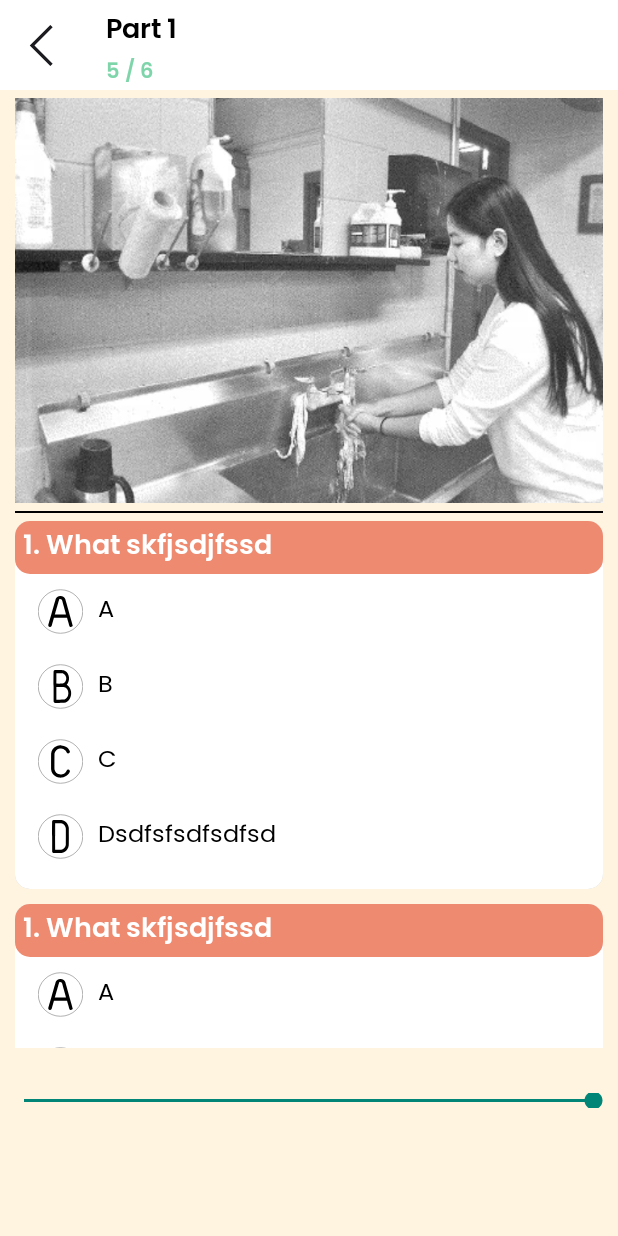
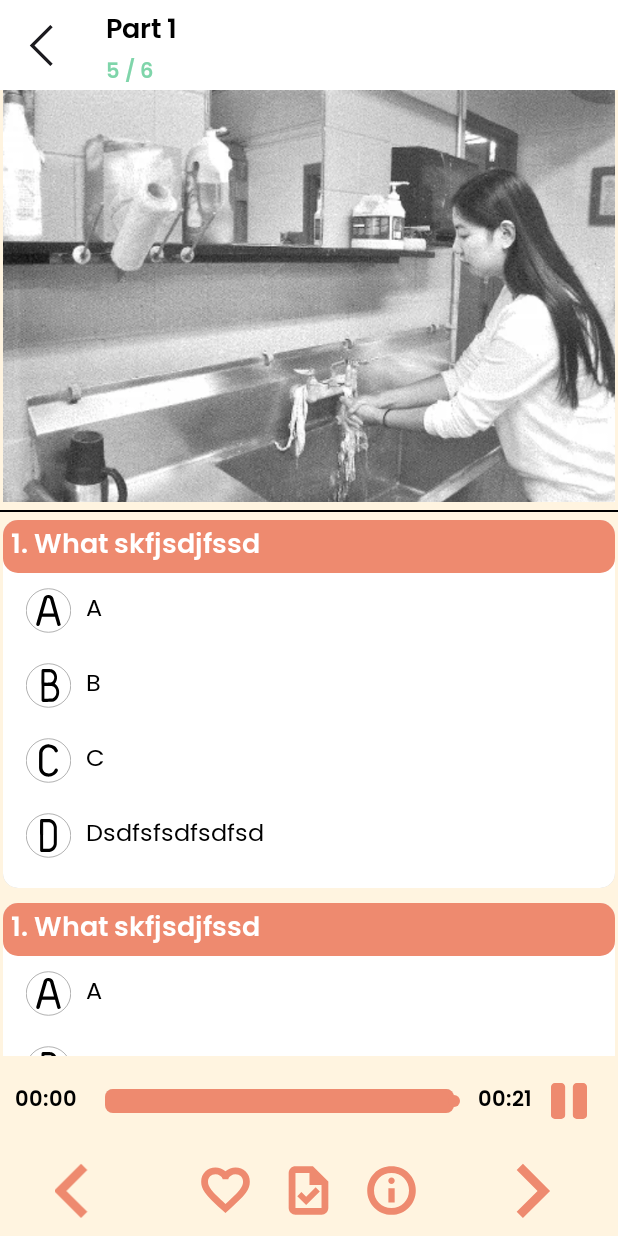
Before and after one commit to khoa083/toeicKblack, an Android app: the PartsTestFragment screen opened through its navigation route, on a phone screen of 412 x 824 dp. Run offline under Robolectric (Android 15) with nearby library versions, the phone set to English and light mode, and no system bars; our stand-ins replace Dagger/Hilt's generated code, data binding; 1 statement that could not run was skipped.

Commit message:
update xml part test

```diff
--- /dev/null
+++ b/app/src/main/res/drawable/bg_orange_shadow.xml
@@ -0,0 +1,13 @@
+<?xml version="1.0" encoding="utf-8"?>
+<layer-list xmlns:android="http://schemas.android.com/apk/res/android">
+    <item>
+        <shape>
+            <solid android:color="#CCCCCC" />
+        </shape>
+    </item>
+    <item android:top="0.6dp">
+        <shape>
+            <solid android:color="#FFF4E0" />
+        </shape>
+    </item>
+</layer-list>
--- /dev/null
+++ b/app/src/main/res/drawable/border_shadow.xml
@@ -0,0 +1,17 @@
+<?xml version="1.0" encoding="utf-8"?>
+<layer-list xmlns:android="http://schemas.android.com/apk/res/android">
+    <item>
+        <shape>
+            <corners
+                android:radius="5dp" />
+            <gradient
+                android:angle="270"
+                android:startColor="#33000000"
+                android:centerColor="#11000000"
+                android:endColor="#11000000"
+                android:centerY="0.2"
+                android:type="linear"
+                />
+        </shape>
+    </item>
+</layer-list>
--- /dev/null
+++ b/app/src/main/res/drawable/button_pause.xml
@@ -0,0 +1,14 @@
+<vector xmlns:android="http://schemas.android.com/apk/res/android"
+    android:width="24dp"
+    android:height="24dp"
+    android:viewportWidth="14"
+    android:viewportHeight="14">
+  <group>
+    <clip-path
+        android:pathData="M0,0h14v14h-14z"/>
+    <path
+        android:pathData="M0,1.5C0,1.102 0.158,0.721 0.439,0.439C0.721,0.158 1.102,0 1.5,0L4,0C4.398,0 4.779,0.158 5.061,0.439C5.342,0.721 5.5,1.102 5.5,1.5V12.5C5.5,12.898 5.342,13.279 5.061,13.561C4.779,13.842 4.398,14 4,14H1.5C1.102,14 0.721,13.842 0.439,13.561C0.158,13.279 0,12.898 0,12.5L0,1.5ZM10,0C9.602,0 9.221,0.158 8.939,0.439C8.658,0.721 8.5,1.102 8.5,1.5V12.5C8.5,12.898 8.658,13.279 8.939,13.561C9.221,13.842 9.602,14 10,14H12.5C12.898,14 13.279,13.842 13.561,13.561C13.842,13.279 14,12.898 14,12.5V1.5C14,1.102 13.842,0.721 13.561,0.439C13.279,0.158 12.898,0 12.5,0L10,0Z"
+        android:fillColor="#EE8A6F"
+        android:fillType="evenOdd"/>
+  </group>
+</vector>
--- /dev/null
+++ b/app/src/main/res/drawable/button_play.xml
@@ -0,0 +1,14 @@
+<vector xmlns:android="http://schemas.android.com/apk/res/android"
+    android:width="24dp"
+    android:height="24dp"
+    android:viewportWidth="14"
+    android:viewportHeight="14">
+  <group>
+    <clip-path
+        android:pathData="M0,0h14v14h-14z"/>
+    <path
+        android:pathData="M2.676,0.02C2.38,0.02 2.09,0.095 1.831,0.238C1.566,0.373 1.342,0.578 1.185,0.83C1.027,1.083 0.941,1.373 0.936,1.671V12.34V12.348C0.941,12.646 1.027,12.936 1.185,13.189C1.342,13.441 1.566,13.646 1.831,13.781C2.094,13.927 2.391,14.003 2.692,14C2.993,13.997 3.289,13.916 3.549,13.765L12.179,8.427C12.445,8.293 12.669,8.087 12.825,7.833C12.982,7.579 13.065,7.287 13.064,6.989C13.064,6.69 12.981,6.398 12.825,6.144C12.668,5.89 12.444,5.685 12.178,5.551L3.548,0.253C3.283,0.1 2.982,0.02 2.676,0.02Z"
+        android:fillColor="#EE8A6F"
+        android:fillType="evenOdd"/>
+  </group>
+</vector>
--- /dev/null
+++ b/app/src/main/res/drawable/custom_bg_func_audio_nexttab.xml
@@ -0,0 +1,7 @@
+<?xml version="1.0" encoding="utf-8"?>
+<ripple xmlns:android="http://schemas.android.com/apk/res/android"
+    android:color="#CCCCCC">
+    <item
+        android:id="@+id/mask"
+        android:drawable="@drawable/bg_orange_shadow" />
+</ripple>
--- /dev/null
+++ b/app/src/main/res/drawable/custom_checkbox.xml
@@ -0,0 +1,7 @@
+<?xml version="1.0" encoding="utf-8"?>
+<selector xmlns:android="http://schemas.android.com/apk/res/android">
+
+    <item android:drawable="@drawable/button_play" android:state_checked="true" />
+    <item android:drawable="@drawable/button_pause" android:state_checked="false" />
+
+</selector>
--- /dev/null
+++ b/app/src/main/res/drawable/custom_checkbox_favor.xml
@@ -0,0 +1,7 @@
+<?xml version="1.0" encoding="utf-8"?>
+<selector xmlns:android="http://schemas.android.com/apk/res/android">
+
+    <item android:drawable="@drawable/ic_favorite_fill" android:state_checked="true" />
+    <item android:drawable="@drawable/ic_favorite" android:state_checked="false" />
+
+</selector>
--- /dev/null
+++ b/app/src/main/res/drawable/custom_thumb.xml
@@ -0,0 +1,11 @@
+<?xml version="1.0" encoding="utf-8"?>
+<layer-list xmlns:android="http://schemas.android.com/apk/res/android">
+    <item>
+        <shape android:shape="oval">
+            <solid android:color="#EE8A6F"/>
+            <size
+                android:width="8dp"
+                android:height="8dp"/>
+        </shape>
+    </item>
+</layer-list>
--- /dev/null
+++ b/app/src/main/res/drawable/ic_arrow_back_ios.xml
@@ -0,0 +1,13 @@
+<vector xmlns:android="http://schemas.android.com/apk/res/android"
+    android:width="24dp"
+    android:height="24dp"
+    android:viewportWidth="24"
+    android:viewportHeight="24">
+  <group>
+    <clip-path
+        android:pathData="M0,0h24v24h-24z"/>
+    <path
+        android:pathData="M10.617,22.84L-0.248,11.989L10.617,1.124L13.114,3.635L4.76,11.989L13.114,20.344L10.617,22.84Z"
+        android:fillColor="#EE8A6F"/>
+  </group>
+</vector>
--- /dev/null
+++ b/app/src/main/res/drawable/ic_arrow_forward_ios.xml
@@ -0,0 +1,13 @@
+<vector xmlns:android="http://schemas.android.com/apk/res/android"
+    android:width="24dp"
+    android:height="24dp"
+    android:viewportWidth="24"
+    android:viewportHeight="24">
+  <group>
+    <clip-path
+        android:pathData="M0,0h24v24h-24z"/>
+    <path
+        android:pathData="M7.978,22.84L5.467,20.344L13.822,11.989L5.467,3.635L7.978,1.124L18.829,11.989L7.978,22.84Z"
+        android:fillColor="#EE8A6F"/>
+  </group>
+</vector>
--- /dev/null
+++ b/app/src/main/res/drawable/ic_check_task.xml
@@ -0,0 +1,13 @@
+<vector xmlns:android="http://schemas.android.com/apk/res/android"
+    android:width="24dp"
+    android:height="24dp"
+    android:viewportWidth="24"
+    android:viewportHeight="24">
+  <group>
+    <clip-path
+        android:pathData="M0,0h24v24h-24z"/>
+    <path
+        android:pathData="M10.95,18.578L17.108,12.421L15.247,10.546L10.95,14.842L8.789,12.682L6.914,14.557L10.95,18.578ZM6.098,22.998C5.256,22.998 4.533,22.699 3.93,22.102C3.326,21.505 3.024,20.779 3.024,19.924V4.076C3.024,3.221 3.326,2.495 3.93,1.898C4.533,1.301 5.256,1.002 6.098,1.002H13.997L20.976,7.942V19.924C20.976,20.779 20.674,21.505 20.07,22.102C19.467,22.699 18.744,22.998 17.902,22.998H6.098ZM12.442,9.522V4.076H6.098V19.924H17.902V9.522H12.442Z"
+        android:fillColor="#EE8A6F"/>
+  </group>
+</vector>
--- /dev/null
+++ b/app/src/main/res/drawable/ic_download_for_offline.xml
@@ -0,0 +1,13 @@
+<vector xmlns:android="http://schemas.android.com/apk/res/android"
+    android:width="24dp"
+    android:height="24dp"
+    android:viewportWidth="24"
+    android:viewportHeight="24">
+  <group>
+    <clip-path
+        android:pathData="M0,0h24v24h-24z"/>
+    <path
+        android:pathData="M6.741,17.188H17.259V14.764H6.741V17.188ZM12,14.295L16.33,9.964L14.636,8.27L13.201,9.69V5.648H10.777V9.654L9.364,8.27L7.67,9.964L12,14.295ZM12,22.998C10.478,22.998 9.046,22.712 7.703,22.139C6.361,21.567 5.195,20.785 4.205,19.795C3.215,18.805 2.433,17.639 1.861,16.297C1.288,14.955 1.002,13.522 1.002,12C1.002,10.474 1.289,9.04 1.862,7.698C2.436,6.357 3.219,5.19 4.213,4.198C5.206,3.205 6.372,2.424 7.711,1.855C9.05,1.287 10.48,1.002 12,1.002C13.526,1.002 14.96,1.287 16.302,1.855C17.643,2.424 18.81,3.204 19.803,4.197C20.796,5.19 21.576,6.357 22.145,7.699C22.714,9.041 22.998,10.475 22.998,12.002C22.998,13.529 22.713,14.96 22.145,16.295C21.576,17.63 20.795,18.794 19.802,19.787C18.81,20.781 17.643,21.564 16.302,22.138C14.96,22.711 13.527,22.998 12,22.998ZM11.997,19.924C14.218,19.924 16.094,19.159 17.626,17.629C19.158,16.099 19.924,14.224 19.924,12.003C19.924,9.782 19.159,7.906 17.629,6.374C16.099,4.842 14.224,4.076 12.003,4.076C9.782,4.076 7.906,4.841 6.374,6.371C4.842,7.901 4.076,9.776 4.076,11.997C4.076,14.218 4.841,16.094 6.371,17.626C7.901,19.158 9.776,19.924 11.997,19.924Z"
+        android:fillColor="#EE8A6F"/>
+  </group>
+</vector>
--- /dev/null
+++ b/app/src/main/res/drawable/ic_download_for_offline_done.xml
@@ -0,0 +1,13 @@
+<vector xmlns:android="http://schemas.android.com/apk/res/android"
+    android:width="24dp"
+    android:height="24dp"
+    android:viewportWidth="24"
+    android:viewportHeight="24">
+  <group>
+    <clip-path
+        android:pathData="M0,0h24v24h-24z"/>
+    <path
+        android:pathData="M6.741,17.188H17.259V14.764H6.741V17.188ZM12,14.295L16.33,9.964L14.636,8.27L13.201,9.69V5.648H10.777V9.654L9.364,8.27L7.67,9.964L12,14.295ZM12,22.998C10.478,22.998 9.046,22.712 7.703,22.139C6.361,21.567 5.195,20.785 4.205,19.795C3.215,18.805 2.433,17.639 1.861,16.297C1.288,14.955 1.002,13.522 1.002,12C1.002,10.474 1.289,9.04 1.862,7.698C2.436,6.357 3.219,5.19 4.213,4.198C5.206,3.205 6.372,2.424 7.711,1.855C9.05,1.287 10.48,1.002 12,1.002C13.526,1.002 14.96,1.287 16.302,1.855C17.643,2.424 18.81,3.204 19.803,4.197C20.796,5.19 21.576,6.357 22.145,7.699C22.714,9.041 22.998,10.475 22.998,12.002C22.998,13.529 22.713,14.96 22.145,16.295C21.576,17.63 20.795,18.794 19.802,19.787C18.81,20.781 17.643,21.564 16.302,22.138C14.96,22.711 13.527,22.998 12,22.998Z"
+        android:fillColor="#EE8A6F"/>
+  </group>
+</vector>
--- /dev/null
+++ b/app/src/main/res/drawable/ic_favorite.xml
@@ -0,0 +1,13 @@
+<vector xmlns:android="http://schemas.android.com/apk/res/android"
+    android:width="24dp"
+    android:height="24dp"
+    android:viewportWidth="24"
+    android:viewportHeight="24">
+  <group>
+    <clip-path
+        android:pathData="M0,0h24v24h-24z"/>
+    <path
+        android:pathData="M11.986,22.239L9.952,20.384C8.138,18.729 6.649,17.314 5.486,16.139C4.323,14.964 3.408,13.917 2.741,12.998C2.075,12.079 1.616,11.231 1.365,10.454C1.114,9.677 0.988,8.866 0.988,8.021C0.988,6.196 1.608,4.664 2.848,3.425C4.088,2.186 5.622,1.566 7.45,1.566C8.268,1.566 9.07,1.719 9.857,2.026C10.643,2.332 11.353,2.762 11.986,3.317C12.619,2.762 13.329,2.332 14.115,2.026C14.901,1.719 15.704,1.566 16.522,1.566C18.358,1.566 19.899,2.186 21.144,3.425C22.389,4.664 23.012,6.196 23.012,8.021C23.012,8.856 22.886,9.662 22.635,10.44C22.384,11.217 21.925,12.063 21.259,12.977C20.592,13.891 19.677,14.938 18.514,16.117C17.351,17.297 15.853,18.719 14.02,20.384L11.986,22.239ZM11.986,18.088C13.591,16.624 14.907,15.385 15.933,14.371C16.96,13.358 17.772,12.475 18.37,11.724C18.967,10.972 19.378,10.31 19.602,9.735C19.826,9.161 19.938,8.59 19.938,8.021C19.938,7.051 19.615,6.245 18.968,5.603C18.321,4.961 17.508,4.64 16.529,4.64C15.802,4.64 15.109,4.865 14.45,5.315C13.79,5.765 13.39,6.28 13.25,6.861H10.736C10.601,6.28 10.199,5.765 9.533,5.315C8.866,4.865 8.173,4.64 7.454,4.64C6.474,4.64 5.666,4.961 5.03,5.603C4.394,6.245 4.076,7.051 4.076,8.021C4.076,8.599 4.19,9.179 4.418,9.759C4.646,10.338 5.057,11.006 5.651,11.761C6.244,12.516 7.052,13.398 8.074,14.406C9.096,15.415 10.4,16.642 11.986,18.088Z"
+        android:fillColor="#EE8A6F"/>
+  </group>
+</vector>
--- /dev/null
+++ b/app/src/main/res/drawable/ic_favorite_fill.xml
@@ -0,0 +1,13 @@
+<vector xmlns:android="http://schemas.android.com/apk/res/android"
+    android:width="24dp"
+    android:height="24dp"
+    android:viewportWidth="24"
+    android:viewportHeight="24">
+  <group>
+    <clip-path
+        android:pathData="M0,0h24v24h-24z"/>
+    <path
+        android:pathData="M11.986,22.239L9.952,20.384C8.138,18.729 6.649,17.314 5.486,16.139C4.323,14.964 3.408,13.917 2.741,12.998C2.075,12.079 1.616,11.231 1.365,10.454C1.114,9.677 0.988,8.866 0.988,8.021C0.988,6.195 1.607,4.663 2.845,3.424C4.082,2.186 5.617,1.566 7.45,1.566C8.269,1.566 9.071,1.719 9.857,2.026C10.643,2.332 11.353,2.762 11.986,3.317C12.619,2.762 13.329,2.332 14.115,2.026C14.901,1.719 15.703,1.566 16.522,1.566C18.354,1.566 19.894,2.186 21.141,3.424C22.388,4.663 23.012,6.195 23.012,8.021C23.012,8.856 22.886,9.662 22.635,10.44C22.384,11.217 21.925,12.063 21.259,12.977C20.592,13.891 19.677,14.938 18.514,16.117C17.351,17.297 15.853,18.719 14.02,20.384L11.986,22.239Z"
+        android:fillColor="#EE8A6F"/>
+  </group>
+</vector>
--- /dev/null
+++ b/app/src/main/res/drawable/ic_info.xml
@@ -0,0 +1,13 @@
+<vector xmlns:android="http://schemas.android.com/apk/res/android"
+    android:width="24dp"
+    android:height="24dp"
+    android:viewportWidth="24"
+    android:viewportHeight="24">
+  <group>
+    <clip-path
+        android:pathData="M0,0h24v24h-24z"/>
+    <path
+        android:pathData="M10.587,17.471H13.435V11H10.587V17.471ZM11.996,9.024C12.41,9.024 12.755,8.887 13.032,8.613C13.309,8.339 13.448,7.995 13.448,7.581C13.448,7.166 13.311,6.821 13.037,6.544C12.763,6.267 12.419,6.128 12.004,6.128C11.59,6.128 11.245,6.265 10.968,6.539C10.691,6.813 10.552,7.158 10.552,7.572C10.552,7.986 10.689,8.331 10.963,8.608C11.237,8.885 11.582,9.024 11.996,9.024ZM12,22.998C10.478,22.998 9.046,22.712 7.703,22.139C6.361,21.567 5.195,20.785 4.205,19.795C3.215,18.805 2.433,17.639 1.861,16.297C1.288,14.955 1.002,13.522 1.002,12C1.002,10.474 1.289,9.04 1.862,7.698C2.436,6.357 3.219,5.19 4.213,4.198C5.206,3.205 6.372,2.424 7.711,1.855C9.05,1.287 10.48,1.002 12,1.002C13.526,1.002 14.96,1.287 16.302,1.855C17.643,2.424 18.81,3.204 19.803,4.197C20.796,5.19 21.576,6.357 22.145,7.699C22.714,9.041 22.998,10.475 22.998,12.002C22.998,13.529 22.713,14.96 22.145,16.295C21.576,17.63 20.795,18.794 19.802,19.787C18.81,20.781 17.643,21.564 16.302,22.138C14.96,22.711 13.527,22.998 12,22.998ZM11.997,19.924C14.218,19.924 16.094,19.159 17.626,17.629C19.158,16.099 19.924,14.224 19.924,12.003C19.924,9.782 19.159,7.906 17.629,6.374C16.099,4.842 14.224,4.076 12.003,4.076C9.782,4.076 7.906,4.841 6.374,6.371C4.842,7.901 4.076,9.776 4.076,11.997C4.076,14.218 4.841,16.094 6.371,17.626C7.901,19.158 9.776,19.924 11.997,19.924Z"
+        android:fillColor="#EE8A6F"/>
+  </group>
+</vector>
--- /dev/null
+++ b/app/src/main/res/drawable/seekbar_progress.xml
@@ -0,0 +1,16 @@
+<?xml version="1.0" encoding="utf-8"?>
+<layer-list
+    xmlns:android="http://schemas.android.com/apk/res/android" >
+    <item
+        android:id="@+id/progressshape" >
+        <clip>
+            <shape
+                android:shape="rectangle" >
+                <size android:height="5dp"/>
+                <corners
+                    android:radius="5dp" />
+                <solid android:color="#EE8A6F"/>
+            </shape>
+        </clip>
+    </item>
+</layer-list>
--- /dev/null
+++ b/app/src/main/res/drawable/seekbar_style.xml
@@ -0,0 +1,13 @@
+<?xml version="1.0" encoding="utf-8"?>
+<layer-list xmlns:android="http://schemas.android.com/apk/res/android" >
+    <item
+        android:id="@android:id/background"
+        android:drawable="@drawable/border_shadow" >
+    </item>
+
+    <item
+        android:id="@android:id/progress" >
+        <clip
+            android:drawable="@drawable/seekbar_progress" />
+    </item>
+</layer-list>
--- a/app/src/main/res/layout/fragment_parts_test.xml
+++ b/app/src/main/res/layout/fragment_parts_test.xml
@@ -105,40 +105,112 @@
         <LinearLayout
             android:layout_width="match_parent"
             android:layout_height="0dp"
-            android:layout_marginHorizontal="10dp"
-            android:layout_marginVertical="5dp"
             app:layout_constraintBottom_toTopOf="@id/llFooterAudio"
             app:layout_constraintEnd_toEndOf="parent"
             app:layout_constraintStart_toStartOf="parent"
             app:layout_constraintTop_toBottomOf="@+id/constraintHeader">
-            <include layout="@layout/item_parts_data"/>
+
+            <include layout="@layout/item_parts_data" />
         </LinearLayout>
 
         <LinearLayout
-            android:gravity="center_vertical"
             android:id="@+id/llFooterAudio"
             android:layout_width="match_parent"
             android:layout_height="60dp"
+            android:background="@drawable/custom_bg_func_audio_nexttab"
+            android:gravity="center_vertical"
             android:orientation="horizontal"
+            android:paddingHorizontal="10dp"
             android:visibility="visible"
             app:layout_constraintBottom_toTopOf="@id/llFooter"
             app:layout_constraintEnd_toEndOf="parent"
             app:layout_constraintStart_toStartOf="parent">
+
+            <TextView
+                android:layout_width="wrap_content"
+                android:layout_height="wrap_content"
+                android:layout_gravity="center"
+                android:layout_weight="0.1"
+                android:fontFamily="@font/poppins_semibold"
+                android:text="00:00"
+                android:textColor="@color/black" />
+
             <SeekBar
+                android:id="@+id/seekBar_luminosite"
+                android:layout_width="250dp"
+                android:layout_height="wrap_content"
+                android:layout_weight="0.5"
                 android:progress="100"
-                android:layout_width="match_parent"
-                android:layout_height="10dp"/>
+                android:progressDrawable="@drawable/seekbar_style"
+                android:splitTrack="false"
+                android:thumb="@drawable/custom_thumb" />
+
+            <TextView
+                android:layout_width="wrap_content"
+                android:layout_height="wrap_content"
+                android:layout_gravity="center"
+                android:layout_weight="0.1"
+                android:fontFamily="@font/poppins_semibold"
+                android:text="00:21"
+                android:textColor="@color/black" />
+
+            <CheckBox
+                android:layout_width="24dp"
+                android:layout_height="24dp"
+                android:layout_marginHorizontal="10dp"
+                android:background="@drawable/custom_checkbox"
+                android:button="@null"
+                android:checked="false" />
+
+
         </LinearLayout>
 
         <LinearLayout
             android:id="@+id/llFooter"
             android:layout_width="match_parent"
             android:layout_height="60dp"
+            android:background="@drawable/custom_bg_func_audio_nexttab"
+            android:gravity="center"
             android:orientation="horizontal"
             app:layout_constraintBottom_toBottomOf="parent"
             app:layout_constraintEnd_toEndOf="parent"
             app:layout_constraintStart_toStartOf="parent">
 
+            <ImageView
+                android:id="@+id/ivBackParts"
+                android:layout_width="40dp"
+                android:layout_height="40dp"
+                android:layout_weight="1"
+                android:src="@drawable/ic_arrow_back_ios" />
+
+            <CheckBox
+                android:id="@+id/ivAddFavor"
+                android:layout_width="35dp"
+                android:layout_height="35dp"
+                android:layout_marginHorizontal="20dp"
+                android:background="@drawable/custom_checkbox_favor"
+                android:button="@null"
+                android:checked="false" />
+
+            <ImageView
+                android:id="@+id/ivCheckTask"
+                android:layout_width="35dp"
+                android:layout_height="35dp"
+                android:src="@drawable/ic_check_task" />
+
+            <ImageView
+                android:id="@+id/ivInfo"
+                android:layout_width="35dp"
+                android:layout_height="35dp"
+                android:layout_marginHorizontal="20dp"
+                android:src="@drawable/ic_info" />
+
+            <ImageView
+                android:id="@+id/ivNextParts"
+                android:layout_width="40dp"
+                android:layout_height="40dp"
+                android:layout_weight="1"
+                android:src="@drawable/ic_arrow_forward_ios" />
         </LinearLayout>
 
     </androidx.constraintlayout.widget.ConstraintLayout>
--- a/app/src/main/res/layout/item_parts_data.xml
+++ b/app/src/main/res/layout/item_parts_data.xml
@@ -13,6 +13,7 @@
             android:id="@+id/scrollViewTop"
             android:layout_width="match_parent"
             android:layout_height="0dp"
+            android:layout_marginHorizontal="2dp"
             android:layout_weight="1"
             android:background="@drawable/bg_green">
 
@@ -64,6 +65,7 @@ As many of you are aware, there was a problem with Pelman Technology, the system
             <LinearLayout
                 android:layout_width="match_parent"
                 android:layout_height="match_parent"
+                android:layout_marginHorizontal="2dp"
                 android:orientation="vertical">
 
                 <androidx.constraintlayout.widget.ConstraintLayout
```
